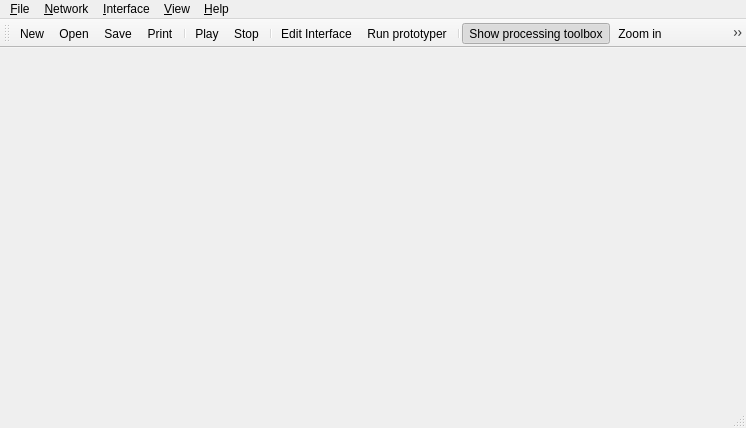
Old version of the form NetworkEditor/src/MainWindow.ui in the repository clam-project/clam.
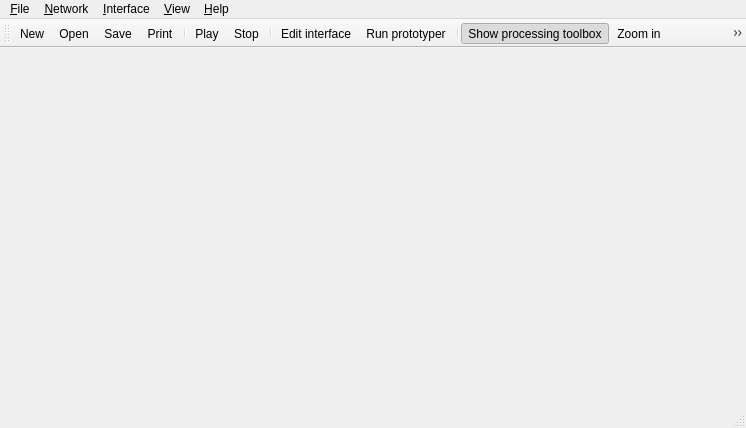
New version of the form. Icons and pictures are not drawn.

Commit message: Warn about launching designer and propotyper from the networkeditor is not available yet.

What changed in the file:
```diff
--- a/NetworkEditor/src/MainWindow.ui
+++ b/NetworkEditor/src/MainWindow.ui
@@ -38,7 +38,7 @@
     <property name="title" >
      <string>&amp;Interface</string>
     </property>
-    <addaction name="action_Edit_Interface" />
+    <addaction name="action_Edit_interface" />
     <addaction name="action_Run_prototyper" />
    </widget>
    <widget class="QMenu" name="menu_Network" >
@@ -105,7 +105,7 @@
    <addaction name="action_Play" />
    <addaction name="action_Stop" />
    <addaction name="separator" />
-   <addaction name="action_Edit_Interface" />
+   <addaction name="action_Edit_interface" />
    <addaction name="action_Run_prototyper" />
    <addaction name="separator" />
    <addaction name="action_Show_processing_toolbox" />
@@ -258,12 +258,12 @@
     <string>Print</string>
    </property>
   </action>
-  <action name="action_Edit_Interface" >
+  <action name="action_Edit_interface" >
    <property name="icon" >
     <iconset resource="images.qrc" >:/icons/images/designer.png</iconset>
    </property>
    <property name="text" >
-    <string>&amp;Edit Interface</string>
+    <string>&amp;Edit interface</string>
    </property>
   </action>
   <action name="action_Zoom_in" >
```
The commit also changes 1 other file.
